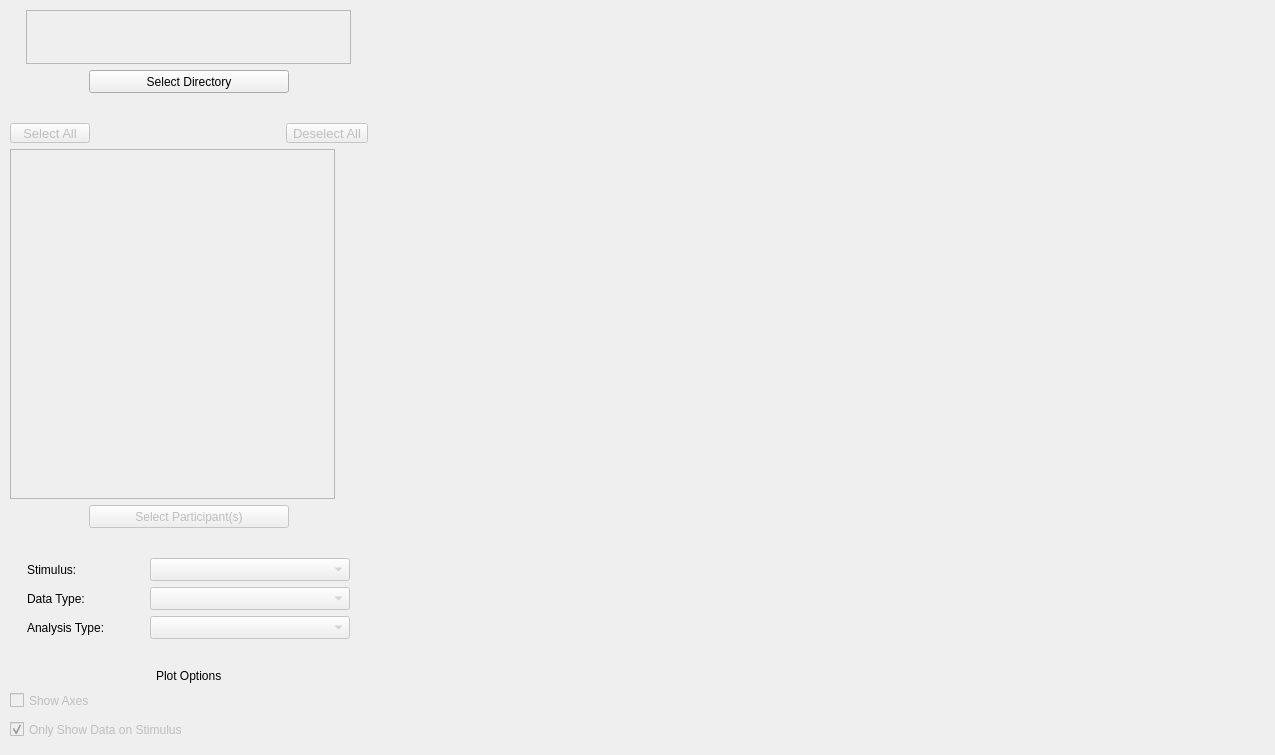
First picture: the form in app_gui.ui, repository ks061/eye-tracking-visualizer, before the edit.
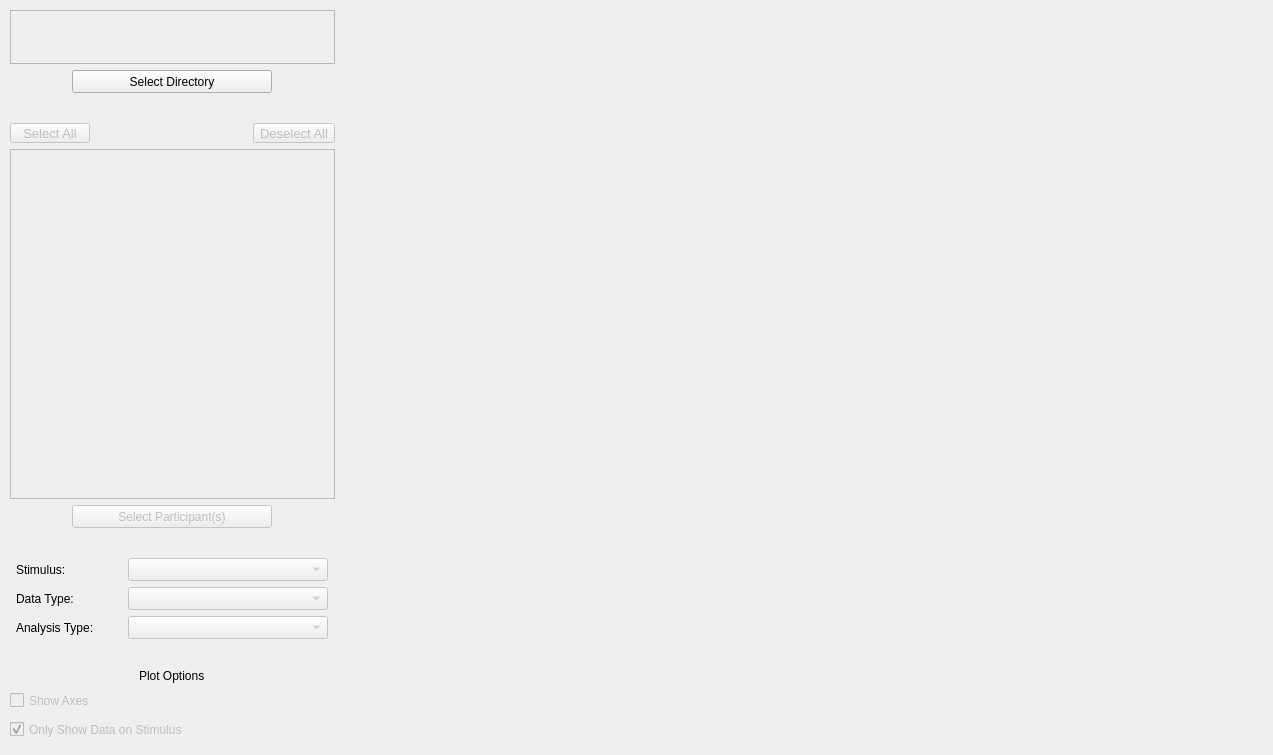
Second picture: the form after the edit.

The edit to the form file:
```diff
--- a/app_gui.ui
+++ b/app_gui.ui
@@ -6,7 +6,7 @@
    <rect>
     <x>0</x>
     <y>0</y>
-    <width>1275</width>
+    <width>1273</width>
     <height>755</height>
    </rect>
   </property>
@@ -28,7 +28,7 @@
      <rect>
       <x>10</x>
       <y>10</y>
-      <width>1315</width>
+      <width>1251</width>
       <height>731</height>
      </rect>
     </property>
@@ -100,6 +100,12 @@
          <property name="enabled">
           <bool>true</bool>
          </property>
+         <property name="sizePolicy">
+          <sizepolicy hsizetype="Minimum" vsizetype="Minimum">
+           <horstretch>0</horstretch>
+           <verstretch>0</verstretch>
+          </sizepolicy>
+         </property>
          <property name="minimumSize">
           <size>
            <width>200</width>
```
Left out of the diff: 6 changed lines with no effect on the pictures.
